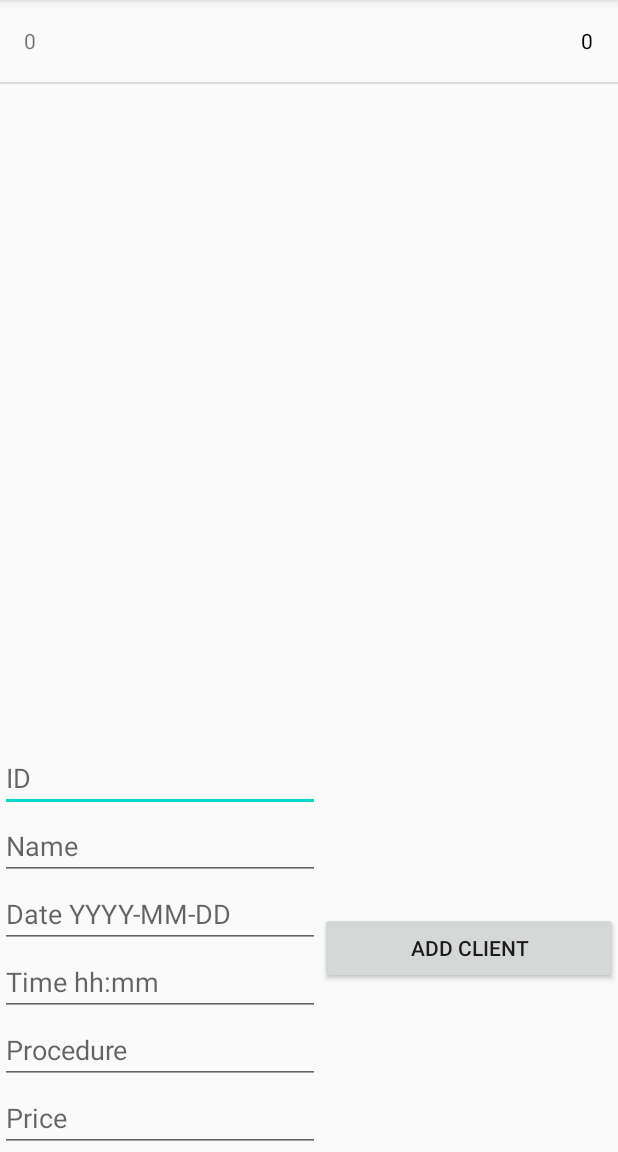
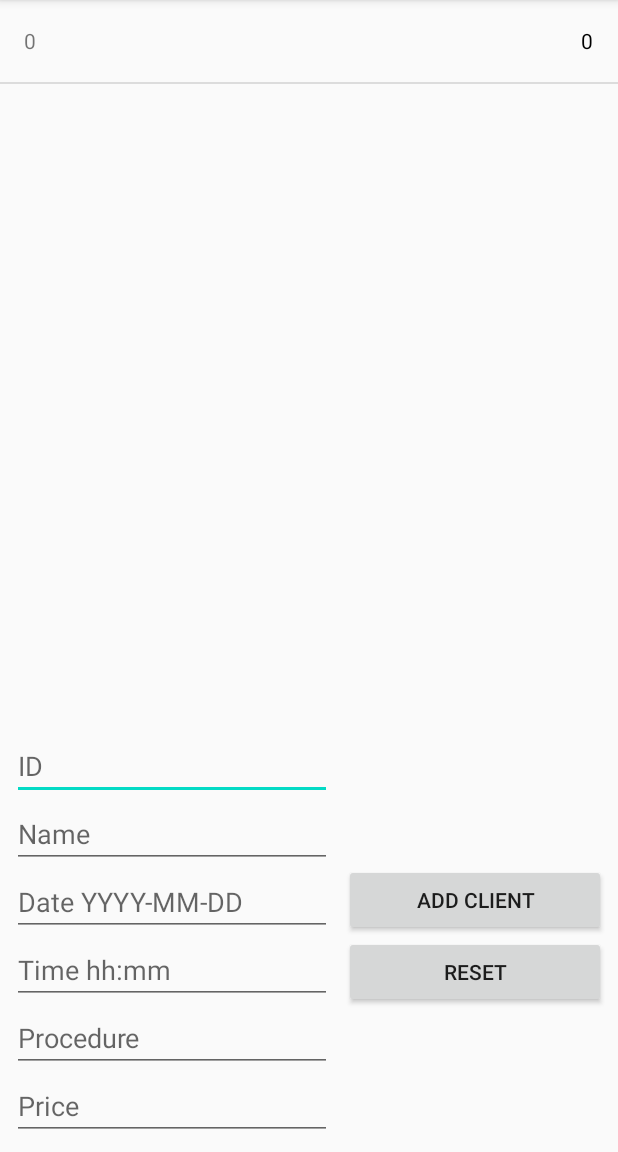
Before and after one commit to SimiAlex/NailSalonAndroid, an Android app: the screen it shows after launch (MainActivity), after a tap on "ADD CLIENT", on a phone screen of 412 x 824 dp, the part 84-1236 px from its top. Run offline under Robolectric (Android 15) with nearby library versions, the phone set to English and light mode, and no system bars; 9 statements that could not run were skipped.

Commit message:
Added Reset button

```diff
--- a/app/build.gradle
+++ b/app/build.gradle
@@ -20,6 +20,10 @@ android {
             proguardFiles getDefaultProguardFile('proguard-android-optimize.txt'), 'proguard-rules.pro'
         }
     }
+    compileOptions {
+        sourceCompatibility JavaVersion.VERSION_1_8
+        targetCompatibility JavaVersion.VERSION_1_8
+    }
 }
 
 dependencies {
--- a/app/src/main/java/alexsimi/com/github/nailsalon/MainActivity.java
+++ b/app/src/main/java/alexsimi/com/github/nailsalon/MainActivity.java
@@ -19,7 +19,6 @@ import java.time.LocalTime;
 
 import alexsimi.com.github.nailsalon.controller.DatabaseHandler;
 import alexsimi.com.github.nailsalon.model.Appointment;
-import alexsimi.com.github.nailsalon.utils.Validation;
 import alexsimi.com.github.nailsalon.view.AppointmentAdapter;
 
 public class MainActivity extends AppCompatActivity
@@ -106,12 +105,12 @@ public class MainActivity extends AppCompatActivity
     public void onAddButtonClicked()
     {
         int clientId = Integer.parseInt(id_et.getText().toString());
-        String name = Validation.removeCommaFromTextFields(name_et.getText().toString());
+        String name = name_et.getText().toString();
         LocalDate date = LocalDate.parse(date_et.getText().toString());
         LocalTime time = LocalTime.parse(time_et.getText().toString());
         LocalDateTime appointmentDateTime = LocalDateTime.of(date, time);
         Log.d("NailSalon", "onAddButtonClicked: LocalDateTime = " + appointmentDateTime.toString());
-        String procedure = Validation.removeCommaFromTextFields(procedure_et.getText().toString());
+        String procedure = procedure_et.getText().toString();
         double price = Integer.parseInt(price_et.getText().toString());
 
         Appointment app = new Appointment(clientId, name, appointmentDateTime, procedure, price);
--- a/app/src/main/res/layout/activity_main.xml
+++ b/app/src/main/res/layout/activity_main.xml
@@ -14,6 +14,7 @@
         android:layout_weight="1"/>
 
     <LinearLayout
+        android:padding="8dp"
         android:layout_width="match_parent"
         android:layout_height="wrap_content"
         android:orientation="horizontal">
@@ -73,11 +74,31 @@
 
         </LinearLayout>
 
-        <Button
-            android:id="@+id/AddButton"
-            android:layout_width="match_parent"
+        <LinearLayout
+            android:layout_width="0dp"
+            android:layout_weight="1"
+            android:layout_gravity="center"
+            android:layout_marginLeft="8dp"
             android:layout_height="wrap_content"
-            android:layout_gravity="center"
-            android:text="Add client" />
+            android:orientation="vertical">
+
+            <Button
+                android:id="@+id/AddButton"
+                android:layout_width="match_parent"
+                android:layout_height="wrap_content"
+                android:layout_gravity="center"
+                android:text="Add client" />
+
+            <Button
+                android:id="@+id/deleteButton"
+                android:layout_width="match_parent"
+                android:layout_height="wrap_content"
+                android:layout_gravity="center"
+                android:text="Reset" />
+
+        </LinearLayout>
+
+
     </LinearLayout>
+
 </LinearLayout>
```
